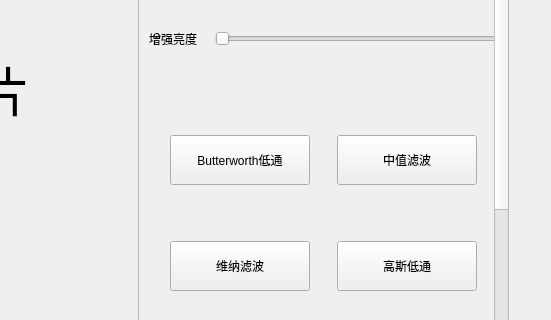
This is 源代码/qmain.ui in Tony-helloworld/digital_fff as Qt 5 draws it before an edit; both pictures show x 792 to 1343 and y 246 to 566 of the 1343 by 824 pixel window. The edited form follows.
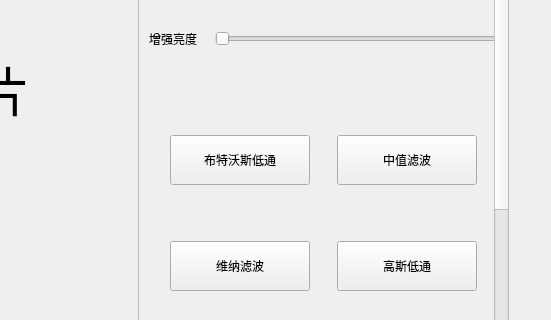
This is the edited form.

Diff of the .ui file:
```diff
--- a/源代码/qmain.ui
+++ b/源代码/qmain.ui
@@ -319,7 +319,7 @@
          </size>
         </property>
         <property name="text">
-         <string>Butterworth低通</string>
+         <string>布特沃斯低通</string>
         </property>
        </widget>
       </item>
```
Left out of the diff: 2 changed lines with no effect on the pictures. Lines whose indentation alone changed are shown as unchanged.
